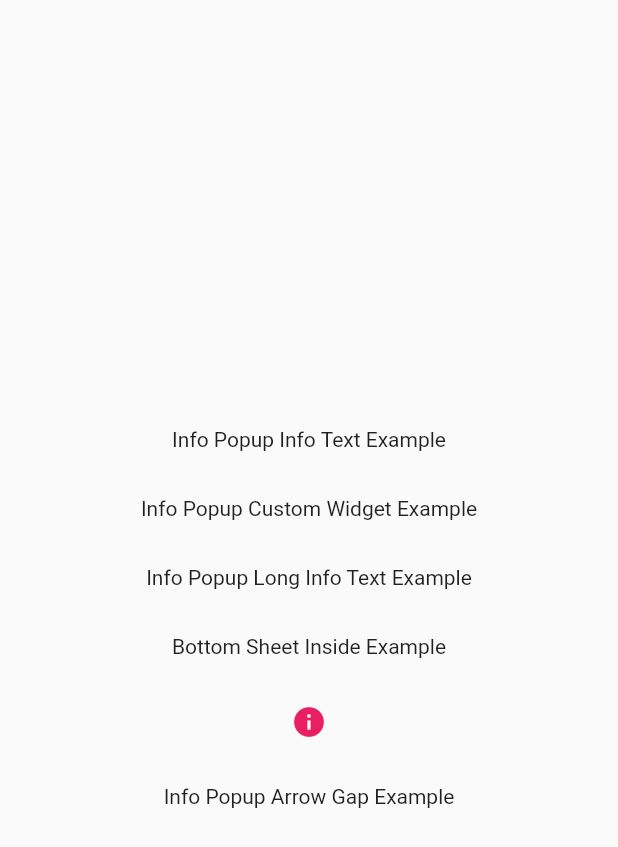
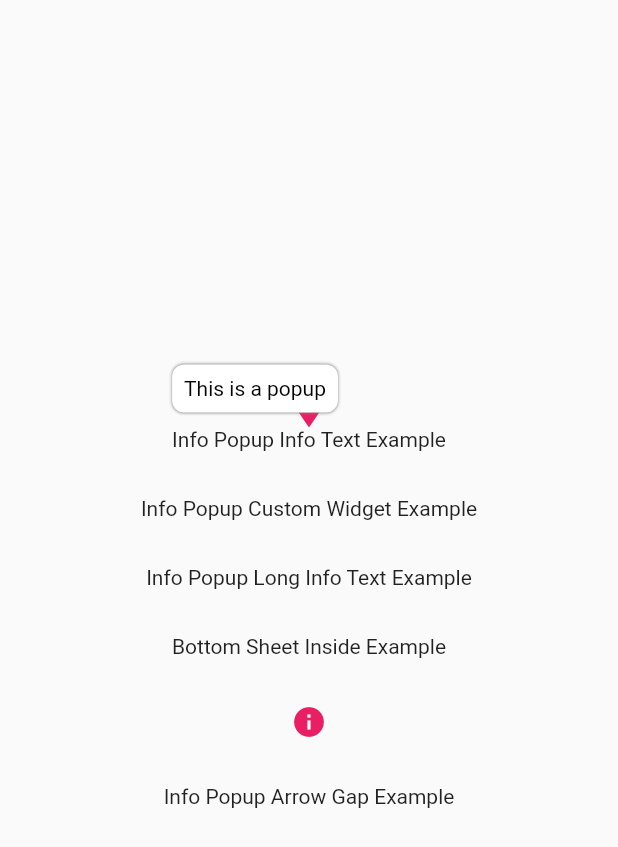
Before and after one commit to SalihCanBinboga/info_popup, a Flutter app: the screen it shows after launch, after a tap on "Info Popup Info Text Example", on a phone screen of 412 x 824 dp. Shown: the top 847 px of the screen. Run offline on Flutter 3.47's test engine with Material 2 defaults, Android fonts, the light colour scheme and no system bars.

Commit message:
- feature: Added dismiss behavior to info popup - feature: Support for inside list items! - feature: Added `contentOffset` prop - refactor: Some argument names have been changed (major version bump) - fix: Fixed a bug where the popup would not be dismissed when the user tapped outside of it - fix: Bottom sheet offset is now calculated correctly in web - deprecated: Removed `infoText` & `infoWidget` props - deprecated: Removed `arrowGap` & `arrowAlignment` props

```diff
--- a/lib/src/controllers/info_popup_controller.dart
+++ b/lib/src/controllers/info_popup_controller.dart
@@ -1,5 +1,9 @@
 import 'package:flutter/material.dart';
 import 'package:info_popup/info_popup.dart';
+
+import '../painters/arrow_indicator_painter.dart';
+
+part '../overlays/overlay_entry_layout.dart';
 
 /// Popup manager for the InfoPopup widget.
 /// [InfoPopupController] is used to show and dismiss the popup.
@@ -8,27 +12,33 @@ class InfoPopupController {
   InfoPopupController({
     required this.context,
     required RenderBox targetRenderBox,
-    this.infoPopupDismissed,
-    this.infoText,
-    this.customContent,
     required this.areaBackgroundColor,
     required this.arrowTheme,
     required this.contentTheme,
+    required this.layerLink,
+    required this.dismissTriggerBehavior,
+    this.infoPopupDismissed,
+    this.contentTitle,
+    this.customContent,
     this.onAreaPressed,
     this.onLayoutMounted,
+    this.contentOffset = Offset.zero,
   }) : _targetRenderBox = targetRenderBox;
+
+  /// The [layerLink] is the layer link of the popup.
+  final LayerLink layerLink;
 
   /// The context of the widget.
   final BuildContext context;
 
-  /// The [targetRenderBox] is the render box of the info text.
+  /// The [_targetRenderBox] is the render box of the info text.
   RenderBox _targetRenderBox;
 
   /// The [infoPopupDismissed] is the callback function when the popup is dismissed.
   final VoidCallback? infoPopupDismissed;
 
-  /// The [infoText] to show in the popup.
-  final String? infoText;
+  /// The [contentTitle] to show in the popup.
+  final String? contentTitle;
 
   /// The [customContent] is the widget that will be custom shown in the popup.
   final Widget? customContent;
@@ -48,6 +58,12 @@ class InfoPopupController {
   /// [onLayoutMounted] Called when the info layout is mounted.
   final Function(Size size)? onLayoutMounted;
 
+  /// The [contentOffset] is the offset of the content.
+  final Offset contentOffset;
+
+  /// The [dismissTriggerBehavior] is the dismissing behavior of the popup.
+  final PopupDismissTriggerBehavior dismissTriggerBehavior;
+
   /// The [_infoPopupOverlayEntry] is the overlay entry of the popup.
   OverlayEntry? _infoPopupOverlayEntry;
 
@@ -59,13 +75,14 @@ class InfoPopupController {
     _infoPopupOverlayEntry = OverlayEntry(
       builder: (_) {
         return OverlayInfoPopup(
-          infoPopupTargetOffset: holderOffset,
-          targetRenderBox: targetGlobalRect,
-          infoText: infoText,
+          targetRenderBox: _targetRenderBox,
+          contentTitle: contentTitle,
+          layerLink: layerLink,
           customContent: customContent,
           areaBackgroundColor: areaBackgroundColor,
-          arrowTheme: arrowTheme,
+          indicatorTheme: arrowTheme,
           contentTheme: contentTheme,
+          contentOffset: contentOffset,
           onLayoutMounted: (Size size) {
             Future<void>.delayed(
               const Duration(milliseconds: 30),
@@ -87,6 +104,7 @@ class InfoPopupController {
 
             dismissInfoPopup();
           },
+          dismissTriggerBehavior: dismissTriggerBehavior,
         );
       },
     );
@@ -94,25 +112,8 @@ class InfoPopupController {
     Overlay.of(context)!.insert(_infoPopupOverlayEntry!);
   }
 
-  /// [holderOffset] is the offset of the holder.
-  Offset get holderOffset {
-    final double dx = targetGlobalRect.left + targetGlobalRect.width / 2.0;
-    final double dy = targetGlobalRect.top + targetGlobalRect.height / 2.0;
-
-    return Offset(dx, dy);
-  }
-
-  /// [targetGlobalRect] returns the global rect of the info text.
-  Rect get targetGlobalRect {
-    final Offset offset = _targetRenderBox.localToGlobal(Offset.zero);
-
-    return Rect.fromLTWH(
-      offset.dx,
-      offset.dy,
-      _targetRenderBox.size.width,
-      _targetRenderBox.size.height,
-    );
-  }
+  /// The [isShowing] method is used to check if the popup is showing.
+  bool get isShowing => _infoPopupOverlayEntry != null;
 
   /// [dismissInfoPopup] is used to dismiss the popup.
   void dismissInfoPopup() {
--- a/lib/src/overlays/overlay_entry_layout.dart
+++ b/lib/src/overlays/overlay_entry_layout.dart
@@ -1,45 +1,40 @@
-import 'package:flutter/material.dart';
-import 'package:info_popup/src/extensions/context_extensions.dart';
-import 'package:info_popup/src/painters/arrow_indicator_painter.dart';
-import 'package:info_popup/src/themes/info_popup_arrow_theme.dart';
-import 'package:info_popup/src/themes/info_popup_content_theme.dart';
-
-import '../enums/arrow_alignment.dart';
-import '../enums/arrow_direction.dart';
+part of '../controllers/info_popup_controller.dart';
 
 /// [InfoPopup] is a widget that shows a popup with a text and an arrow indicator.
 class OverlayInfoPopup extends StatefulWidget {
   /// Creates a [InfoPopup] widget.
   const OverlayInfoPopup({
-    required this.infoPopupTargetOffset,
+    required this.layerLink,
     required this.targetRenderBox,
+    required this.customContent,
+    required this.contentTitle,
     required this.areaBackgroundColor,
-    required this.arrowTheme,
+    required this.indicatorTheme,
     required this.contentTheme,
     required this.onAreaPressed,
     required this.onLayoutMounted,
-    this.customContent,
-    this.infoText,
+    required this.contentOffset,
+    required this.dismissTriggerBehavior,
     super.key,
   });
 
-  /// [infoPopupTargetOffset] is the offset of the info popup container.
-  final Offset infoPopupTargetOffset;
+  /// The [layerLink] is the layer link of the popup.
+  final LayerLink layerLink;
 
-  /// [targetRenderBox] is the rect of the info popup container.
-  final Rect targetRenderBox;
+  /// The [targetRenderBox] is the render box of the target widget.
+  final RenderBox targetRenderBox;
 
   /// The [customContent] is the widget that will be custom shown in the popup.
   final Widget? customContent;
 
-  /// The [infoText] to show in the popup.
-  final String? infoText;
+  /// The [contentTitle] is the title of the popup.
+  final String? contentTitle;
 
   /// The [areaBackgroundColor] is the background color of the area that
   final Color areaBackgroundColor;
 
-  /// [arrowTheme] is the arrow theme of the popup.
-  final InfoPopupArrowTheme arrowTheme;
+  /// [indicatorTheme] is the indicator theme of the popup.
+  final InfoPopupArrowTheme indicatorTheme;
 
   /// [contentTheme] is the content theme of the popup.
   final InfoPopupContentTheme contentTheme;
@@ -49,6 +44,12 @@ class OverlayInfoPopup extends StatefulWidget {
 
   /// [onLayoutMounted] Called when the info layout is mounted.
   final Function(Size size) onLayoutMounted;
+
+  /// [contentOffset] is the offset of the content.
+  final Offset contentOffset;
+
+  /// [dismissTriggerBehavior] is the behavior of the popup when the popup is pressed.
+  final PopupDismissTriggerBehavior dismissTriggerBehavior;
 
   @override
   State<OverlayInfoPopup> createState() => _OverlayInfoPopupState();
@@ -67,77 +68,72 @@ class _OverlayInfoPopupState extends State<OverlayInfoPopup> {
     super.initState();
   }
 
-  @override
-  Widget build(BuildContext context) {
-    return GestureDetector(
-      onTap: widget.onAreaPressed,
-      behavior: HitTestBehavior.translucent,
-      child: Material(
-        color: widget.areaBackgroundColor,
-        child: Stack(
-          children: <Widget>[
-            Positioned(
-              left: _indicatorDx,
-              top: _indicatorDy,
-              child: CustomPaint(
-                size: widget.arrowTheme.arrowSize,
-                painter: widget.arrowTheme.arrowPainter ??
-                    ArrowIndicatorPainter(
-                      arrowDirection: widget.arrowTheme.arrowDirection,
-                      arrowColor: widget.arrowTheme.color,
-                    ),
-              ),
-            ),
-            AnimatedPositioned(
-              left: _contentHorizontalPosition,
-              top: _contentDy,
-              duration: const Duration(milliseconds: 50),
-              curve: Curves.bounceInOut,
-              child: AnimatedSize(
-                duration: const Duration(milliseconds: 100),
-                child: Transform.scale(
-                  scale: _isLayoutDone ? 1.0 : 0.0,
-                  child: ConstrainedBox(
-                    constraints: BoxConstraints(
-                      maxWidth: context.screenWidth * .8,
-                      maxHeight: _contentMaxHeight,
-                    ),
-                    child: Container(
-                      key: _bodyKey,
-                      decoration: widget.customContent != null
-                          ? null
-                          : BoxDecoration(
-                              color: widget
-                                  .contentTheme.infoContainerBackgroundColor,
-                              borderRadius:
-                                  widget.contentTheme.contentBorderRadius,
-                              boxShadow: const <BoxShadow>[
-                                BoxShadow(
-                                  color: Color(0xFF808080),
-                                  blurRadius: 1.0,
-                                ),
-                              ],
-                            ),
-                      padding: widget.customContent != null
-                          ? null
-                          : widget.contentTheme.contentPadding,
-                      child: SingleChildScrollView(
-                        child: widget.customContent ??
-                            Text(
-                              widget.infoText ?? '',
-                              style: widget.contentTheme.infoTextStyle,
-                              textAlign: widget.contentTheme.infoTextAlign,
-                            ),
-                      ),
-                    ),
-                  ),
-                ),
-              ),
-            )
-          ],
-        ),
-      ),
-    );
+  Offset get _indicatorOffset {
+    final double indicatorWidth = widget.indicatorTheme.arrowSize.width;
+    switch (widget.indicatorTheme.arrowDirection) {
+      case ArrowDirection.up:
+        return Offset(
+              _targetWidgetRect.width / 2 - indicatorWidth / 2,
+              _targetWidgetRect.height,
+            ) +
+            widget.contentOffset;
+      case ArrowDirection.down:
+        return Offset(
+              _targetWidgetRect.width / 2 - indicatorWidth / 2,
+              -widget.indicatorTheme.arrowSize.height,
+            ) +
+            widget.contentOffset;
+    }
+  }
+
+  Offset get _bodyOffset {
+    final Size contentSize = _contentSize == null ? Size.zero : _contentSize!;
+
+    Offset offset = Offset.zero;
+
+    switch (widget.indicatorTheme.arrowDirection) {
+      case ArrowDirection.up:
+        offset = Offset(
+          _targetWidgetRect.width / 2 - contentSize.width / 2,
+          _targetWidgetRect.height + widget.indicatorTheme.arrowSize.height,
+        );
+        break;
+      case ArrowDirection.down:
+        offset = Offset(
+          _targetWidgetRect.width / 2 - contentSize.width / 2,
+          -(contentSize.height + widget.indicatorTheme.arrowSize.height),
+        );
+        break;
+    }
+
+    if (widget.layerLink.leader == null) {
+      return offset;
+    }
+
+    Offset finalOffset = Offset.zero;
+
+    final LayerLink link = widget.layerLink;
+    final double targetWidth = _targetWidgetRect.width;
+    final double targetDx = link.leader!.offset.dx;
+    final double targetRightCorner = targetDx + link.leaderSize!.width;
+    final double rightGap = context.screenWidth - targetRightCorner;
+    final double leftGap = targetDx;
+
+    finalOffset = const Offset(0, 0);
+
+    if (rightGap < contentSize.width / 2 && leftGap > contentSize.width / 2) {
+      finalOffset = Offset(
+        -(contentSize.width - targetWidth) / 2,
+        0,
+      );
+    } else if (leftGap < contentSize.width / 2) {
+      finalOffset = Offset(
+        (contentSize.width - targetWidth) / 2,
+        0,
+      );
+    }
+
+    return offset + finalOffset + widget.contentOffset;
   }
 
   void _updateContentLayoutSize() {
@@ -171,67 +167,15 @@ class _OverlayInfoPopupState extends State<OverlayInfoPopup> {
 
   bool get _isLayoutDone => _contentSize != null;
 
-  double get _indicatorDy {
-    final double arrowGap = widget.arrowTheme.arrowGap;
-    switch (widget.arrowTheme.arrowDirection) {
-      case ArrowDirection.up:
-        return widget.infoPopupTargetOffset.dy +
-            widget.arrowTheme.arrowSize.height / 2 +
-            arrowGap;
-      case ArrowDirection.down:
-        return widget.infoPopupTargetOffset.dy -
-            widget.targetRenderBox.height -
-            arrowGap;
-    }
-  }
+  Rect get _targetWidgetRect {
+    final Offset offset = widget.targetRenderBox.localToGlobal(Offset.zero);
 
-  double get _indicatorDx {
-    final double arrowWidth = widget.arrowTheme.arrowSize.width;
-    final double holderStart = widget.targetRenderBox.left;
-    final double holderEnd = widget.targetRenderBox.right;
-
-    switch (widget.arrowTheme.arrowAlignment) {
-      case ArrowAlignment.left:
-        final double xRadius =
-            widget.contentTheme.contentBorderRadius.topLeft.x;
-        return holderStart - arrowWidth / 2 + xRadius;
-      case ArrowAlignment.right:
-        return holderEnd - arrowWidth / 2;
-      case ArrowAlignment.center:
-        return _dXTargetCenter - arrowWidth / 2;
-    }
-  }
-
-  double get _contentDy {
-    switch (widget.arrowTheme.arrowDirection) {
-      case ArrowDirection.up:
-        return _indicatorDy + widget.arrowTheme.arrowSize.height;
-      case ArrowDirection.down:
-        return _indicatorDy - contentSize.height;
-    }
-  }
-
-  double get _contentHorizontalPosition {
-    const double horizontalGap = 16;
-    final double targetLeft = widget.targetRenderBox.left;
-    final double contentWidth = contentSize.width;
-    final double screenWith = context.screenWidth;
-    final double dXTargetCenter = _dXTargetCenter - contentSize.width / 2;
-
-    if (dXTargetCenter < 0) {
-      return targetLeft < horizontalGap ? targetLeft : horizontalGap;
-    } else if (dXTargetCenter + contentWidth > screenWith) {
-      return ((targetLeft + widget.targetRenderBox.width) >
-              (screenWith - horizontalGap))
-          ? targetLeft + widget.targetRenderBox.width - contentWidth
-          : screenWith - contentWidth - horizontalGap;
-    } else {
-      return dXTargetCenter;
-    }
-  }
-
-  double get _dXTargetCenter {
-    return widget.targetRenderBox.left + (widget.targetRenderBox.width / 2.0);
+    return Rect.fromLTWH(
+      offset.dx,
+      offset.dy,
+      widget.targetRenderBox.size.width,
+      widget.targetRenderBox.size.height,
+    );
   }
 
   double get _contentMaxHeight {
@@ -239,15 +183,13 @@ class _OverlayInfoPopupState extends State<OverlayInfoPopup> {
     final double screenHeight = context.screenHeight;
     final double bottomPadding = context.mediaQuery.padding.bottom;
     final double topPadding = context.mediaQuery.padding.top;
-    final double targetWidgetTopPosition = widget.targetRenderBox.top;
-    final double arrowGap = widget.arrowTheme.arrowGap;
+    final double targetWidgetTopPosition = _targetWidgetRect.top;
 
-    switch (widget.arrowTheme.arrowDirection) {
+    switch (widget.indicatorTheme.arrowDirection) {
       case ArrowDirection.up:
         final double belowSpace = screenHeight -
             targetWidgetTopPosition -
-            widget.targetRenderBox.height -
-            arrowGap -
+            _targetWidgetRect.height -
             padding -
             bottomPadding;
         return belowSpace;
@@ -256,4 +198,108 @@ class _OverlayInfoPopupState extends State<OverlayInfoPopup> {
         return aboveSpace;
     }
   }
+
+  Offset get _areaOffset {
+    switch (widget.dismissTriggerBehavior) {
+      case PopupDismissTriggerBehavior.onTapContent:
+        return _bodyOffset;
+      case PopupDismissTriggerBehavior.onTapArea:
+        return Offset(-_targetWidgetRect.left, -_targetWidgetRect.top);
+    }
+  }
+
+  bool get dismissBehaviorIsOnTapContent =>
+      widget.dismissTriggerBehavior == PopupDismissTriggerBehavior.onTapContent;
+
+  @override
+  Widget build(BuildContext context) {
+    return Align(
+      child: CompositedTransformFollower(
+        link: widget.layerLink,
+        showWhenUnlinked: false,
+        offset: _areaOffset,
+        child: GestureDetector(
+          onTap: widget.onAreaPressed,
+          behavior: dismissBehaviorIsOnTapContent
+              ? null
+              : HitTestBehavior.translucent,
+          child: Material(
+            color: widget.areaBackgroundColor,
+            child: SizedBox(
+              height:
+                  dismissBehaviorIsOnTapContent ? null : context.screenHeight,
+              width: dismissBehaviorIsOnTapContent ? null : context.screenWidth,
+              child: Column(
+                mainAxisSize: dismissBehaviorIsOnTapContent
+                    ? MainAxisSize.min
+                    : MainAxisSize.max,
+                children: <Widget>[
+                  CompositedTransformFollower(
+                    link: widget.layerLink,
+                    showWhenUnlinked: false,
+                    offset: _indicatorOffset,
+                    child: CustomPaint(
+                      size: widget.indicatorTheme.arrowSize,
+                      painter: widget.indicatorTheme.arrowPainter ??
+                          ArrowIndicatorPainter(
+                            arrowDirection:
+                                widget.indicatorTheme.arrowDirection,
+                            arrowColor: widget.indicatorTheme.color,
+                          ),
+                    ),
+                  ),
+                  CompositedTransformFollower(
+                    link: widget.layerLink,
+                    showWhenUnlinked: false,
+                    offset: _bodyOffset,
+                    child: AnimatedSize(
+                      duration: const Duration(milliseconds: 100),
+                      child: Transform.scale(
+                        scale: _isLayoutDone ? 1.0 : 0.0,
+                        child: ConstrainedBox(
+                          constraints: BoxConstraints(
+                            maxWidth: context.screenWidth * .8,
+                            maxHeight: _contentMaxHeight,
+                          ),
+                          child: Container(
+                            key: _bodyKey,
+                            decoration: widget.customContent != null
+                                ? null
+                                : BoxDecoration(
+                                    color: widget.contentTheme
+                                        .infoContainerBackgroundColor,
+                                    borderRadius:
+                                        widget.contentTheme.contentBorderRadius,
+                                    boxShadow: const <BoxShadow>[
+                                      BoxShadow(
+                                        color: Color(0xFF808080),
+                                        blurRadius: 1.0,
+                                      ),
+                                    ],
+                                  ),
+                            padding: widget.customContent != null
+                                ? null
+                                : widget.contentTheme.contentPadding,
+                            child: SingleChildScrollView(
+                              child: widget.customContent ??
+                                  Text(
+                                    widget.contentTitle ?? '',
+                                    style: widget.contentTheme.infoTextStyle,
+                                    textAlign:
+                                        widget.contentTheme.infoTextAlign,
+                                  ),
+                            ),
+                          ),
+                        ),
+                      ),
+                    ),
+                  )
+                ],
+              ),
+            ),
+          ),
+        ),
+      ),
+    );
+  }
 }
```
Also changed, not shown: 1 other file.
